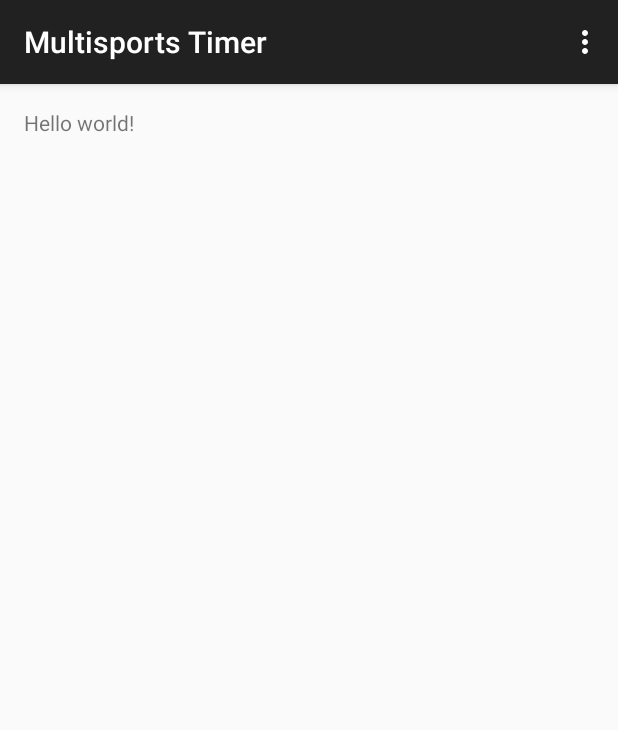
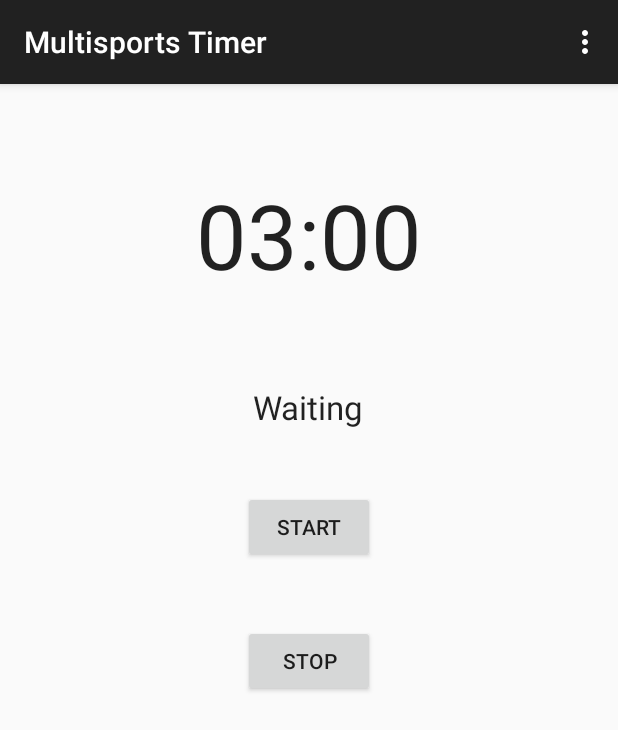
Before and after one commit to tbotalla/Multisports-Timer, an Android app: the screen it shows after launch (MainActivity), on a phone screen of 412 x 824 dp. Shown: the top 730 px of the screen. Run offline under Robolectric (Android 15) with nearby library versions, the phone set to English and light mode, and no system bars.

Commit message:
primer funcionalidad

```diff
--- a/app/src/main/java/com/example/tbotalla/multisportstimer/MainActivity.java
+++ b/app/src/main/java/com/example/tbotalla/multisportstimer/MainActivity.java
@@ -1,16 +1,56 @@
 package com.example.tbotalla.multisportstimer;
 
+import android.os.CountDownTimer;
 import android.support.v7.app.AppCompatActivity;
 import android.os.Bundle;
 import android.view.Menu;
 import android.view.MenuItem;
+import android.view.View;
+import android.widget.Button;
+import android.widget.TextView;
 
 public class MainActivity extends AppCompatActivity {
+    private static final int MILLIS_PER_SECOND = 1000;
+    private static final int SECONDS_TO_COUNTDOWN = 10;
+    private static final int SECONDS_TO_BREAK = 60;
+    private TextView countdownDisplay;
+    private TextView infoDisplay;
+    private CountDownTimer timer;
+    private CountDownTimer restTimer;
 
     @Override
     protected void onCreate(Bundle savedInstanceState) {
         super.onCreate(savedInstanceState);
         setContentView(R.layout.activity_main);
+
+        countdownDisplay = (TextView) findViewById(R.id.LblTimeDisplayBox);
+        infoDisplay = (TextView) findViewById(R.id.LblInfoDisplayBox);
+        Button startButton = (Button) findViewById(R.id.BtnStart);
+        Button stopButton = (Button) findViewById(R.id.BtnStop);
+        startButton.setOnClickListener(new View.OnClickListener() {
+            public void onClick(View view) {
+                try {
+                    infoDisplay.setText(R.string.work);
+                    showTimer((SECONDS_TO_COUNTDOWN * MILLIS_PER_SECOND));
+                } catch (NumberFormatException e) {
+                    // method ignores invalid (non-integer) input and waits
+                    // for something it can use
+                }
+            }
+        });
+
+        stopButton.setOnClickListener(new View.OnClickListener(){
+            public void onClick(View view){
+                try {
+                    infoDisplay.setText(R.string.waiting);
+                    timer.cancel();
+                    restTimer.cancel();
+                } catch (NumberFormatException e) {
+                    // method ignores invalid (non-integer) input and waits
+                    // for something it can use
+                }
+            }
+        });
     }
 
     @Override
@@ -34,4 +74,39 @@ public class MainActivity extends AppCompatActivity {
 
         return super.onOptionsItemSelected(item);
     }
+
+    private void showTimer(int countdownMillis) {
+        if(timer != null) { timer.cancel(); }
+        if(restTimer != null) { restTimer.cancel(); }
+        timer = new CountDownTimer(countdownMillis, MILLIS_PER_SECOND) {
+            @Override
+            public void onTick(long millisUntilFinished) {
+                //int hours = (int)(millisUntilFinished) / 3600;
+                int minutes = (int)((millisUntilFinished/1000) % 3600) / 60;
+                int seconds = (int)(millisUntilFinished/1000) % 60;
+                countdownDisplay.setText(""+minutes+":"+seconds);
+            }
+            @Override
+            public void onFinish() {
+                if(restTimer != null) { restTimer.cancel(); }
+                infoDisplay.setText(R.string.rest);
+                restTimer = new CountDownTimer(SECONDS_TO_BREAK * MILLIS_PER_SECOND, MILLIS_PER_SECOND) {
+                    @Override
+                    public void onTick(long millisUntilFinished) {
+                        //int hours = (int)(millisUntilFinished) / 3600;
+                        int minutes = (int)((millisUntilFinished/1000) % 3600) / 60;
+                        int seconds = (int)(millisUntilFinished/1000) % 60;
+                        countdownDisplay.setText(""+minutes+":"+seconds);
+                    }
+
+                    @Override
+                    public void onFinish() {
+
+                    }
+                }.start();
+            }
+        }.start();
+    }
+
+
 }
--- a/app/src/main/res/layout/activity_main.xml
+++ b/app/src/main/res/layout/activity_main.xml
@@ -1,11 +1,45 @@
 <RelativeLayout xmlns:android="http://schemas.android.com/apk/res/android"
-    xmlns:tools="http://schemas.android.com/tools" android:layout_width="match_parent"
-    android:layout_height="match_parent" android:paddingLeft="@dimen/activity_horizontal_margin"
-    android:paddingRight="@dimen/activity_horizontal_margin"
-    android:paddingTop="@dimen/activity_vertical_margin"
-    android:paddingBottom="@dimen/activity_vertical_margin" tools:context=".MainActivity">
+    xmlns:tools="http://schemas.android.com/tools"
+    android:layout_width="match_parent"
+    android:layout_height="match_parent" >
+    <TextView
+        android:id="@+id/LblTimeDisplayBox"
+        android:layout_width="wrap_content"
+        android:layout_height="wrap_content"
+        android:layout_alignParentTop="true"
+        android:layout_centerHorizontal="true"
+        android:layout_marginTop="60dp"
+        android:text="@string/threeMin"
+        android:numeric="integer"
+        android:textSize="60dp"
+        android:textAppearance="?android:attr/textAppearanceLarge"/>
 
-    <TextView android:text="@string/hello_world" android:layout_width="wrap_content"
-        android:layout_height="wrap_content" />
+    <TextView
+        android:id="@+id/LblInfoDisplayBox"
+        android:layout_width="wrap_content"
+        android:layout_height="wrap_content"
+        android:layout_centerHorizontal="true"
+        android:layout_marginTop="60dp"
+        android:text="@string/waiting"
+        android:layout_below="@+id/LblTimeDisplayBox"
+        android:textAppearance="?android:attr/textAppearanceLarge"/>
+
+    <Button
+        android:id="@+id/BtnStart"
+        android:layout_width="wrap_content"
+        android:layout_height="wrap_content"
+        android:layout_below="@+id/LblInfoDisplayBox"
+        android:layout_centerHorizontal="true"
+        android:layout_marginTop="41dp"
+        android:text="@string/start" />
+    <Button
+        android:id="@+id/BtnStop"
+        android:layout_width="wrap_content"
+        android:layout_height="wrap_content"
+        android:layout_below="@+id/BtnStart"
+        android:layout_marginTop="41dp"
+        android:layout_centerHorizontal="true"
+        android:text="@string/stop" />
+
 
 </RelativeLayout>
--- a/app/src/main/res/values/strings.xml
+++ b/app/src/main/res/values/strings.xml
@@ -3,4 +3,12 @@
 
     <string name="hello_world">Hello world!</string>
     <string name="action_settings">Settings</string>
+    <string name="start">Start</string>
+    <string name="stop">Stop</string>
+    <string name="threeMin">03:00</string>
+    <string name="waiting">Waiting</string>
+    <string name="work">WORK!</string>
+    <string name="rest">REST!</string>
+
+
 </resources>
```
